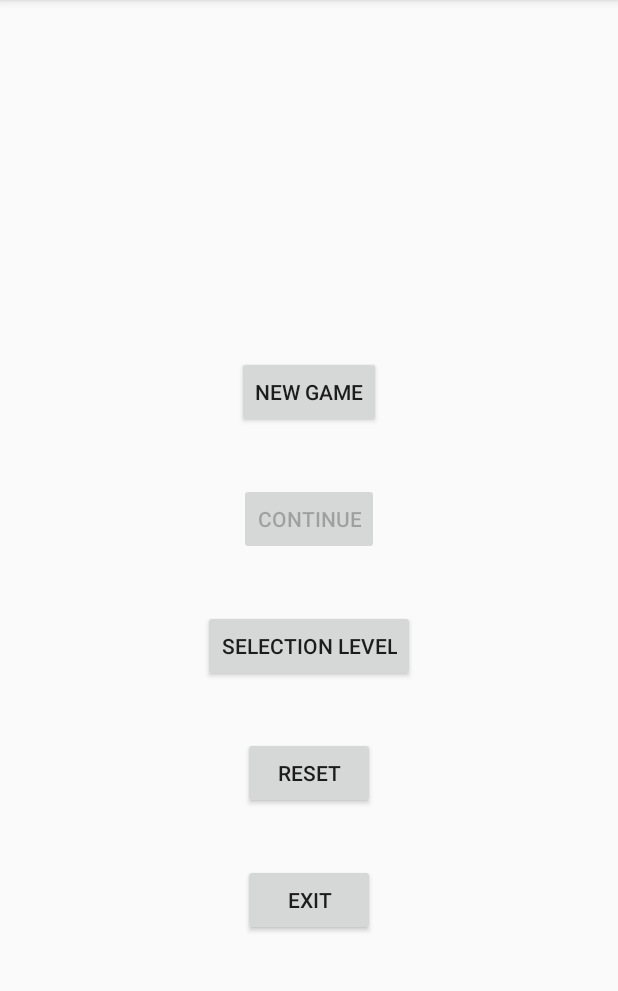
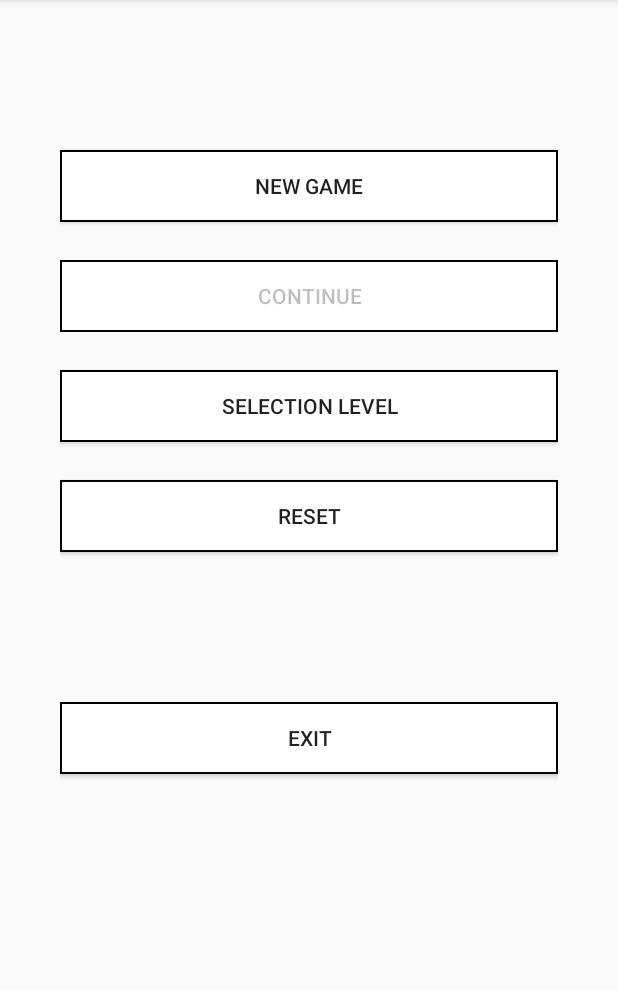
Before and after one commit to bouletator/ProjetAndroidL3, an Android app: the screen it shows after launch (MainActivity), on a phone screen of 412 x 824 dp, the part 84-1075 px from its top. Run offline under Robolectric (Android 15) with nearby library versions, the phone set to English and light mode, and no system bars.

Commit message:
Interface menu

```diff
--- /dev/null
+++ b/app/src/main/res/drawable/menu_button_shape.xml
@@ -0,0 +1,12 @@
+<?xml version="1.0" encoding="utf-8"?>
+<shape xmlns:android="http://schemas.android.com/apk/res/android"
+    android:shape="rectangle">
+
+    <solid
+        android:color="#ffffff" />
+
+    <stroke
+        android:width="1dp"
+        android:color="#000000" />
+
+</shape>
--- a/app/src/main/res/layout/menu_application.xml
+++ b/app/src/main/res/layout/menu_application.xml
@@ -1,70 +1,52 @@
 <?xml version="1.0" encoding="utf-8"?>
 <LinearLayout xmlns:android="http://schemas.android.com/apk/res/android"
-    android:orientation="vertical" android:layout_width="match_parent"
+    android:orientation="vertical"
+    android:layout_width="match_parent"
     android:layout_height="match_parent"
-    android:weightSum="1">
+    android:paddingLeft="40dp"
+    android:paddingRight="40dp" >
 
-    <Space
+    <Button
         android:layout_width="match_parent"
         android:layout_height="wrap_content"
-        android:layout_gravity="center_horizontal"
-        android:layout_weight="0.45" />
-
-    <Button
-        android:layout_width="wrap_content"
-        android:layout_height="wrap_content"
+        android:layout_marginTop="100dp"
+        android:background="@drawable/menu_button_shape"
         android:text="@string/start"
         android:id="@+id/start"
         android:layout_gravity="center_horizontal" />
 
-    <Space
+    <Button
         android:layout_width="match_parent"
         android:layout_height="wrap_content"
-        android:layout_gravity="center_horizontal"
-        android:layout_weight="0.07" />
-
-    <Button
-        android:layout_width="wrap_content"
-        android:layout_height="wrap_content"
+        android:layout_marginTop="25dp"
+        android:background="@drawable/menu_button_shape"
         android:text="@string/continue_game"
         android:id="@+id/continue_game"
         android:layout_gravity="center_horizontal" />
 
-    <Space
+    <Button
         android:layout_width="match_parent"
         android:layout_height="wrap_content"
-        android:layout_gravity="center_horizontal"
-        android:layout_weight="0.07" />
-
-    <Button
-        android:layout_width="wrap_content"
-        android:layout_height="wrap_content"
+        android:layout_marginTop="25dp"
+        android:background="@drawable/menu_button_shape"
         android:text="@string/selection_level"
         android:id="@+id/selection_level"
         android:layout_gravity="center_horizontal" />
 
-    <Space
+    <Button
         android:layout_width="match_parent"
         android:layout_height="wrap_content"
-        android:layout_gravity="center_horizontal"
-        android:layout_weight="0.07" />
-
-    <Button
-        android:layout_width="wrap_content"
-        android:layout_height="wrap_content"
+        android:layout_marginTop="25dp"
+        android:background="@drawable/menu_button_shape"
         android:text="@string/reset_button"
         android:id="@+id/reset"
         android:layout_gravity="center_horizontal" />
 
-    <Space
+    <Button
         android:layout_width="match_parent"
         android:layout_height="wrap_content"
-        android:layout_gravity="center_horizontal"
-        android:layout_weight="0.07" />
-
-    <Button
-        android:layout_width="wrap_content"
-        android:layout_height="wrap_content"
+        android:layout_marginTop="100dp"
+        android:background="@drawable/menu_button_shape"
         android:text="@string/exit_button"
         android:id="@+id/exit"
         android:layout_gravity="center_horizontal" />
```
